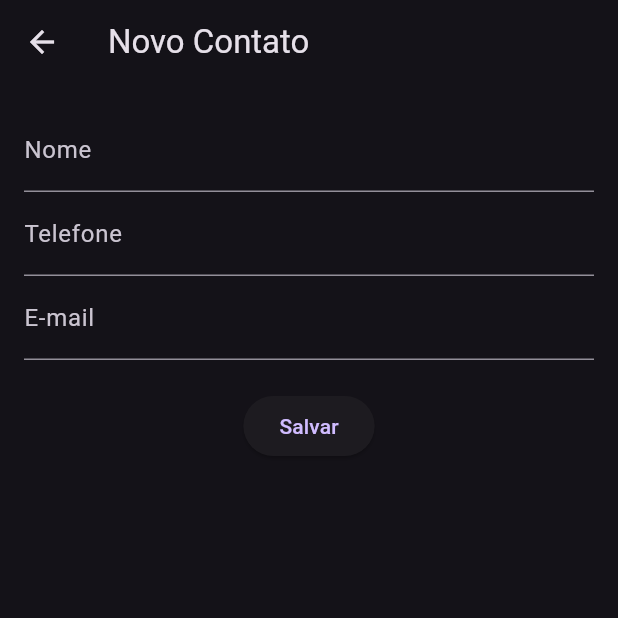
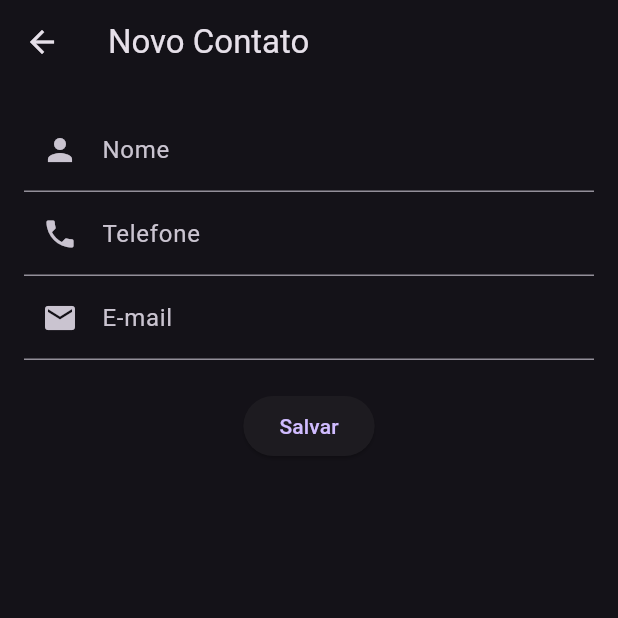
Before and after one commit to LyzianeeSantos/Agenda-Flutter, a Flutter app: the screen it shows after launch, after a tap on the "add" icon, on a phone screen of 412 x 824 dp, the top half of it. Run offline on Flutter 3.47's test engine with Material 3 defaults, Android fonts, the phone set to English and light mode, and no system bars.

Commit message:
Melhorias na interface e adição de condições telefone

```diff
--- a/lib/contact_form_screen.dart
+++ b/lib/contact_form_screen.dart
@@ -39,7 +39,10 @@ class _ContactFormScreenState extends State<ContactFormScreen> {
             children: [
               TextFormField(
                 initialValue: _name,
-                decoration: InputDecoration(labelText: 'Nome'),
+                decoration: InputDecoration(
+                  labelText: 'Nome',
+                  prefixIcon: Icon(Icons.person),
+                ),
                 validator: (value) {
                   if (value == null || value.isEmpty) {
                     return 'Por favor, insira o nome';
@@ -50,11 +53,16 @@ class _ContactFormScreenState extends State<ContactFormScreen> {
               ),
               TextFormField(
                 initialValue: _phone,
-                decoration: InputDecoration(labelText: 'Telefone'),
+                decoration: InputDecoration(
+                  labelText: 'Telefone',
+                  prefixIcon: Icon(Icons.phone),
+                ),
                 keyboardType: TextInputType.phone,
                 validator: (value) {
                   if (value == null || value.isEmpty) {
                     return 'Por favor, insira o telefone';
+                  } else if (!RegExp(r'^\(?\d{2}\)?[-.\s]?(\d{5}|\d{4})[-.\s]?\d{4}$').hasMatch(value)) {
+                    return 'Insira um Telefone válido';
                   }
                   return null;
                 },
@@ -62,7 +70,10 @@ class _ContactFormScreenState extends State<ContactFormScreen> {
               ),
               TextFormField(
                 initialValue: _email,
-                decoration: InputDecoration(labelText: 'E-mail'),
+                decoration: InputDecoration(
+                  labelText: 'E-mail',
+                  prefixIcon: Icon(Icons.email),
+                ),
                 keyboardType: TextInputType.emailAddress,
                 validator: (value) {
                   if (value == null || value.isEmpty) {
@@ -84,7 +95,7 @@ class _ContactFormScreenState extends State<ContactFormScreen> {
                     Navigator.pop(context);
                   }
                 },
-              )
+              ),
             ],
           ),
         ),
```
Also changed, not shown: lib/contact_list_screen.dart (+53 -6 lines).
